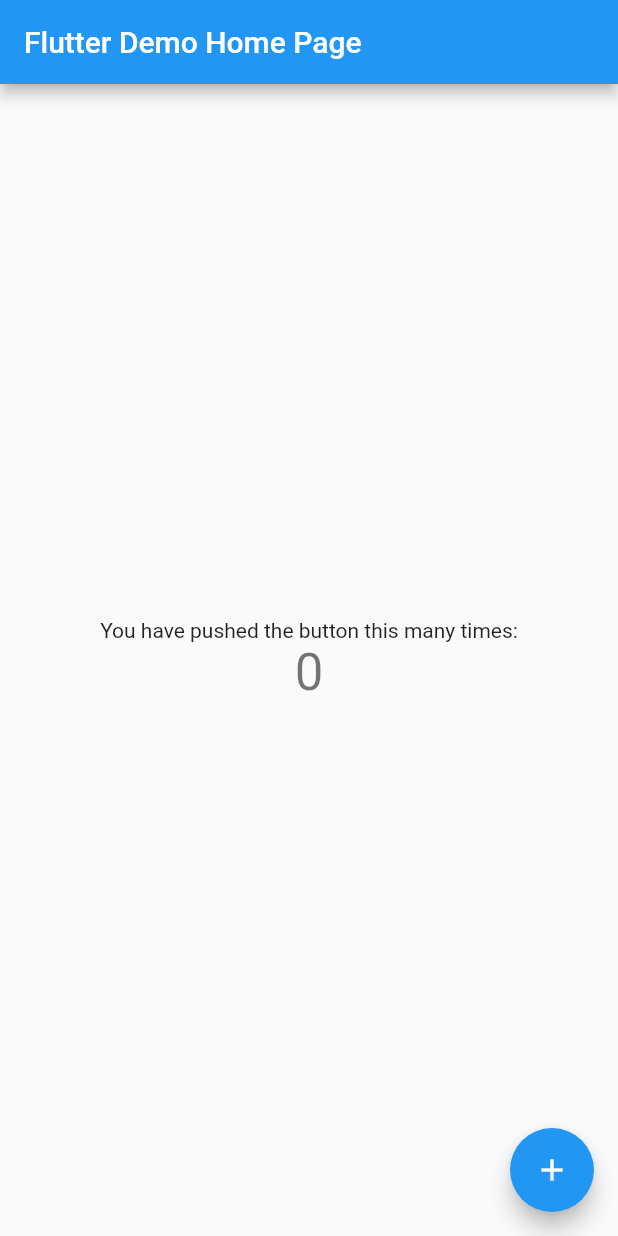
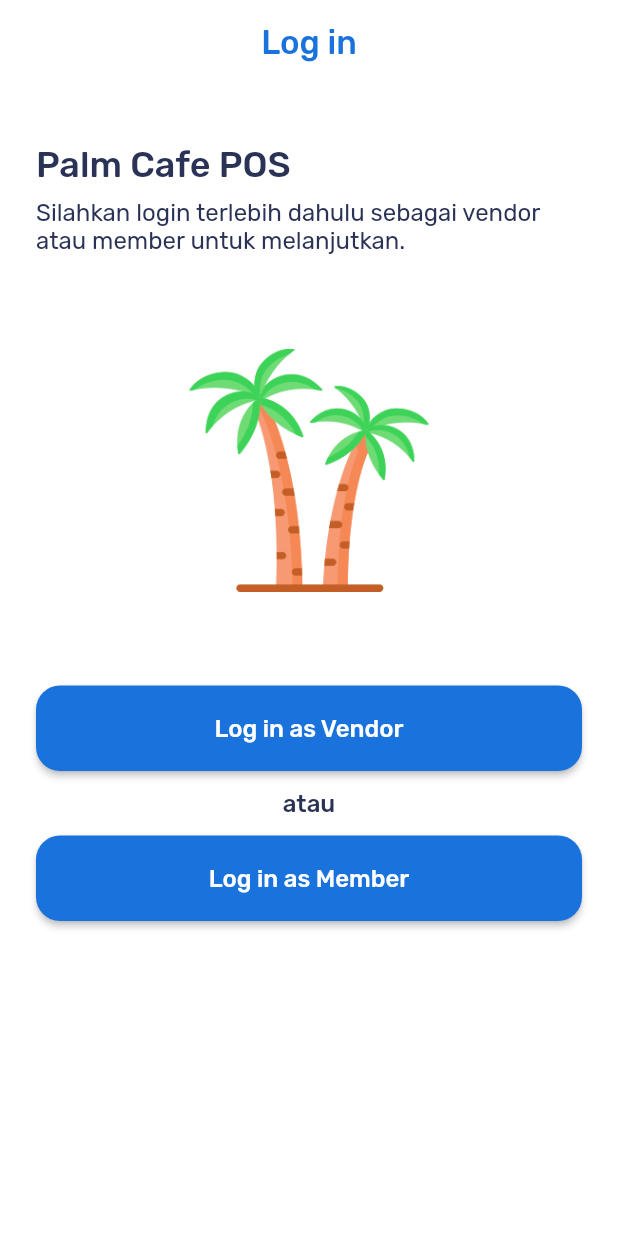
Before and after one commit to triagung128/fic-mini-project, a Flutter app: the screen it shows after launch, on a phone screen of 412 x 824 dp. Run offline on Flutter 3.47's test engine with Material 2 defaults, Android fonts, the phone set to English and light mode, and no system bars; our stand-ins replace google_fonts.

Commit message:
setup styles theme & create login page

```diff
--- /dev/null
+++ b/lib/common/styles.dart
@@ -0,0 +1,16 @@
+import 'package:flutter/material.dart';
+import 'package:google_fonts/google_fonts.dart';
+
+const Color blueColor = Color(0xFF1A72DD);
+const Color navyColor = Color(0xFF2A3256);
+const Color whiteColor = Color(0xFFFFFFFF);
+
+TextStyle blueTextStyle = GoogleFonts.rubik(color: blueColor);
+TextStyle navyTextStyle = GoogleFonts.rubik(color: navyColor);
+TextStyle whiteTextStyle = GoogleFonts.rubik(color: whiteColor);
+
+FontWeight light = FontWeight.w300;
+FontWeight regular = FontWeight.w400;
+FontWeight medium = FontWeight.w500;
+FontWeight semiBold = FontWeight.w600;
+FontWeight bold = FontWeight.w700;
--- a/lib/main.dart
+++ b/lib/main.dart
@@ -1,3 +1,5 @@
+import 'package:fic_mini_project/common/styles.dart';
+import 'package:fic_mini_project/presentation/pages/login_page.dart';
 import 'package:flutter/material.dart';
 
 void main() {
@@ -7,109 +9,28 @@
 class MyApp extends StatelessWidget {
   const MyApp({super.key});
 
-  // This widget is the root of your application.
   @override
   Widget build(BuildContext context) {
     return MaterialApp(
-      title: 'Flutter Demo',
+      title: 'Palem Cafe',
       theme: ThemeData(
-        // This is the theme of your application.
-        //
-        // Try running your application with "flutter run". You'll see the
-        // application has a blue toolbar. Then, without quitting the app, try
-        // changing the primarySwatch below to Colors.green and then invoke
-        // "hot reload" (press "r" in the console where you ran "flutter run",
-        // or simply save your changes to "hot reload" in a Flutter IDE).
-        // Notice that the counter didn't reset back to zero; the application
-        // is not restarted.
-        primarySwatch: Colors.blue,
+        colorScheme: Theme.of(context).colorScheme.copyWith(
+              primary: blueColor,
+              secondary: navyColor,
+            ),
+        scaffoldBackgroundColor: whiteColor,
+        visualDensity: VisualDensity.adaptivePlatformDensity,
+        appBarTheme: AppBarTheme(
+          elevation: 0,
+          color: whiteColor,
+          centerTitle: true,
+          titleTextStyle: blueTextStyle.copyWith(
+            fontSize: 22,
+            fontWeight: medium,
+          ),
+        ),
       ),
-      home: const MyHomePage(title: 'Flutter Demo Home Page'),
+      home: const LoginPage(),
     );
   }
 }
-
-class MyHomePage extends StatefulWidget {
-  const MyHomePage({super.key, required this.title});
-
-  // This widget is the home page of your application. It is stateful, meaning
-  // that it has a State object (defined below) that contains fields that affect
-  // how it looks.
-
-  // This class is the configuration for the state. It holds the values (in this
-  // case the title) provided by the parent (in this case the App widget) and
-  // used by the build method of the State. Fields in a Widget subclass are
-  // always marked "final".
-
-  final String title;
-
-  @override
-  State<MyHomePage> createState() => _MyHomePageState();
-}
-
-class _MyHomePageState extends State<MyHomePage> {
-  int _counter = 0;
-
-  void _incrementCounter() {
-    setState(() {
-      // This call to setState tells the Flutter framework that something has
-      // changed in this State, which causes it to rerun the build method below
-      // so that the display can reflect the updated values. If we changed
-      // _counter without calling setState(), then the build method would not be
-      // called again, and so nothing would appear to happen.
-      _counter++;
-    });
-  }
-
-  @override
-  Widget build(BuildContext context) {
-    // This method is rerun every time setState is called, for instance as done
-    // by the _incrementCounter method above.
-    //
-    // The Flutter framework has been optimized to make rerunning build methods
-    // fast, so that you can just rebuild anything that needs updating rather
-    // than having to individually change instances of widgets.
-    return Scaffold(
-      appBar: AppBar(
-        // Here we take the value from the MyHomePage object that was created by
-        // the App.build method, and use it to set our appbar title.
-        title: Text(widget.title),
-      ),
-      body: Center(
-        // Center is a layout widget. It takes a single child and positions it
-        // in the middle of the parent.
-        child: Column(
-          // Column is also a layout widget. It takes a list of children and
-          // arranges them vertically. By default, it sizes itself to fit its
-          // children horizontally, and tries to be as tall as its parent.
-          //
-          // Invoke "debug painting" (press "p" in the console, choose the
-          // "Toggle Debug Paint" action from the Flutter Inspector in Android
-          // Studio, or the "Toggle Debug Paint" command in Visual Studio Code)
-          // to see the wireframe for each widget.
-          //
-          // Column has various properties to control how it sizes itself and
-          // how it positions its children. Here we use mainAxisAlignment to
-          // center the children vertically; the main axis here is the vertical
-          // axis because Columns are vertical (the cross axis would be
-          // horizontal).
-          mainAxisAlignment: MainAxisAlignment.center,
-          children: <Widget>[
-            const Text(
-              'You have pushed the button this many times:',
-            ),
-            Text(
-              '$_counter',
-              style: Theme.of(context).textTheme.headline4,
-            ),
-          ],
-        ),
-      ),
-      floatingActionButton: FloatingActionButton(
-        onPressed: _incrementCounter,
-        tooltip: 'Increment',
-        child: const Icon(Icons.add),
-      ), // This trailing comma makes auto-formatting nicer for build methods.
-    );
-  }
-}
--- /dev/null
+++ b/lib/presentation/pages/login_page.dart
@@ -0,0 +1,95 @@
+import 'package:fic_mini_project/common/styles.dart';
+import 'package:flutter/material.dart';
+
+class LoginPage extends StatelessWidget {
+  const LoginPage({super.key});
+
+  @override
+  Widget build(BuildContext context) {
+    return Scaffold(
+      appBar: AppBar(
+        title: const Text('Log in'),
+      ),
+      body: Container(
+        padding: const EdgeInsets.only(
+          top: 40,
+          left: 24,
+          right: 24,
+        ),
+        child: SingleChildScrollView(
+          child: Column(
+            crossAxisAlignment: CrossAxisAlignment.start,
+            children: [
+              Text(
+                'Palm Cafe POS',
+                style: navyTextStyle.copyWith(
+                  fontSize: 24,
+                  fontWeight: medium,
+                ),
+              ),
+              const SizedBox(height: 8),
+              Text(
+                'Silahkan login terlebih dahulu sebagai vendor atau member untuk melanjutkan.',
+                style: navyTextStyle.copyWith(
+                  fontSize: 16,
+                ),
+              ),
+              const SizedBox(height: 50),
+              Center(
+                child: Image.asset(
+                  'assets/logo.png',
+                  width: 162,
+                  height: 187,
+                ),
+              ),
+              const SizedBox(height: 50),
+              ElevatedButton(
+                onPressed: () {},
+                style: ElevatedButton.styleFrom(
+                  fixedSize: Size(MediaQuery.of(context).size.width, 57),
+                  shape: RoundedRectangleBorder(
+                    borderRadius: BorderRadius.circular(16),
+                  ),
+                ),
+                child: Text(
+                  'Log in as Vendor',
+                  style: whiteTextStyle.copyWith(
+                    fontSize: 16,
+                    fontWeight: medium,
+                  ),
+                ),
+              ),
+              const SizedBox(height: 12),
+              Center(
+                child: Text(
+                  'atau',
+                  style: navyTextStyle.copyWith(
+                    fontSize: 16,
+                    fontWeight: medium,
+                  ),
+                ),
+              ),
+              const SizedBox(height: 12),
+              ElevatedButton(
+                onPressed: () {},
+                style: ElevatedButton.styleFrom(
+                  fixedSize: Size(MediaQuery.of(context).size.width, 57),
+                  shape: RoundedRectangleBorder(
+                    borderRadius: BorderRadius.circular(16),
+                  ),
+                ),
+                child: Text(
+                  'Log in as Member',
+                  style: whiteTextStyle.copyWith(
+                    fontSize: 16,
+                    fontWeight: medium,
+                  ),
+                ),
+              ),
+            ],
+          ),
+        ),
+      ),
+    );
+  }
+}
```
